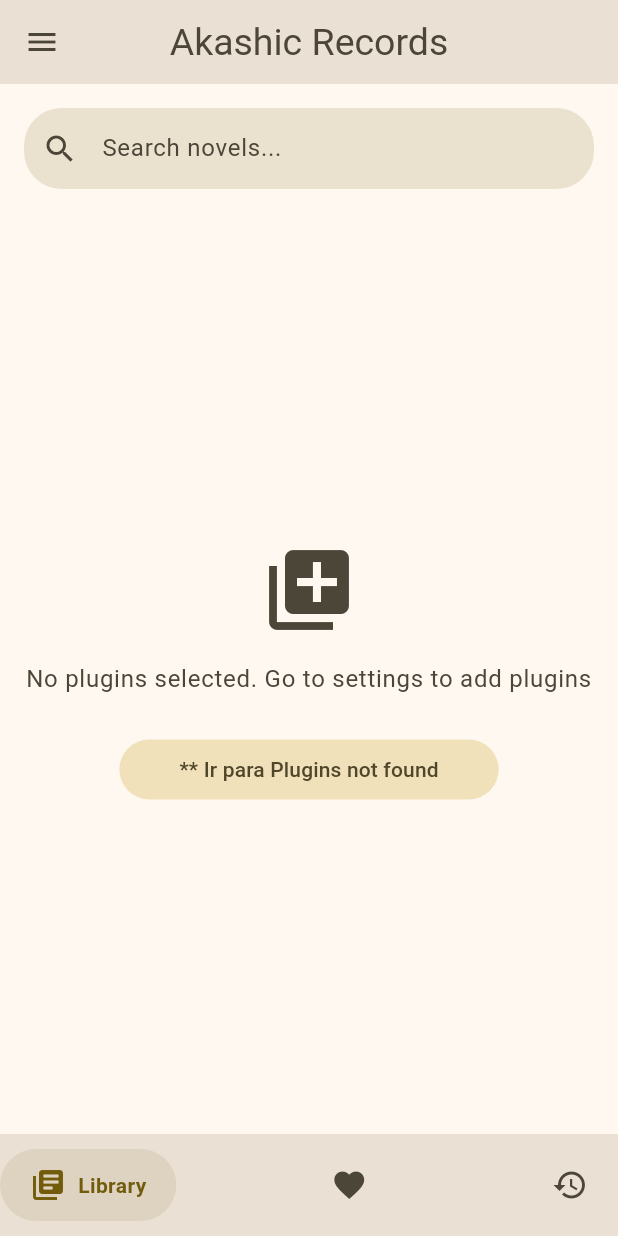
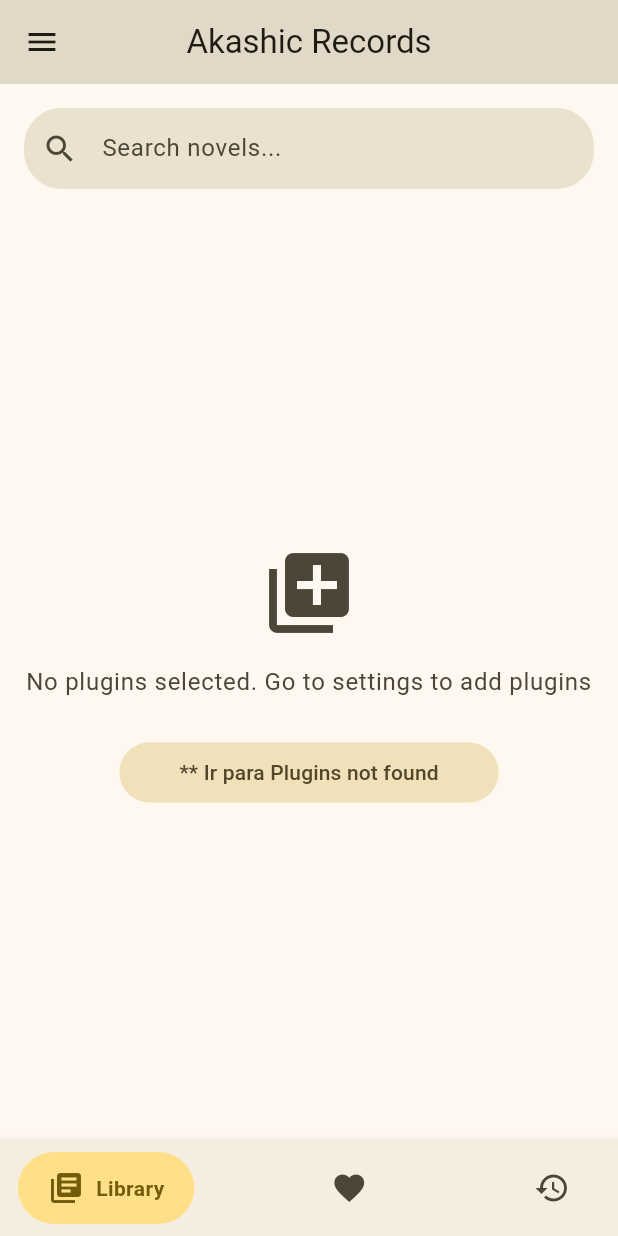
Before and after one commit to Luiz-eduardp/akashic_records, a Flutter app: the HomeScreen screen opened by its route, on a phone screen of 412 x 824 dp. Run offline on Flutter 3.47's test engine with Material 3 defaults, Android fonts, the phone set to English and light mode, and no system bars; drawn by our look-alikes of flutter_advanced_drawer, google_nav_bar; our stand-ins replace cached_network_image, file_picker, flutter_html, flutter_markdown, google_fonts, hive_flutter and 5 more; missing offline and left inert: epubx, flutter_code_editor, highlight; accounts and stored records are empty; network calls fail.

Commit message:
refactor(home_screen): improve UI and theming
- Updated box shadow color
- Improved AppBar styling
- Refined bottom navigation bar
- Used consistent color scheme
- Simplified bottom nav structure

```diff
--- a/lib/screens/home_screen.dart
+++ b/lib/screens/home_screen.dart
@@ -63,10 +63,10 @@ class _HomeScreenState extends State<HomeScreen> with TickerProviderStateMixin {
       animateChildDecoration: true,
       rtlOpening: false,
       disabledGestures: false,
-      childDecoration: const BoxDecoration(
-        borderRadius: BorderRadius.all(Radius.circular(16)),
+      childDecoration: BoxDecoration(
+        borderRadius: const BorderRadius.all(Radius.circular(16)),
         boxShadow: <BoxShadow>[
-          BoxShadow(color: Colors.black12, blurRadius: 5.0),
+          BoxShadow(color: Colors.black.withOpacity(0.1), blurRadius: 5.0),
         ],
       ),
       drawer: AppDrawer(advancedDrawerController: _advancedDrawerController),
@@ -74,16 +74,12 @@ class _HomeScreenState extends State<HomeScreen> with TickerProviderStateMixin {
         appBar: AppBar(
           title: Text(
             'Akashic Records'.translate,
+            style: theme.textTheme.titleLarge?.copyWith(
+              color: theme.colorScheme.onSurface,
+            ),
           ),
           backgroundColor: theme.colorScheme.surfaceContainerHighest,
-          iconTheme: IconThemeData(color: theme.colorScheme.onSurfaceVariant),
-          actionsIconTheme: IconThemeData(
-            color: theme.colorScheme.onSurfaceVariant,
-          ),
-          titleTextStyle: TextStyle(
-            color: theme.colorScheme.onSurfaceVariant,
-            fontSize: 25,
-          ),
+          foregroundColor: theme.colorScheme.onSurface,
           centerTitle: true,
           leading: IconButton(
             onPressed: _handleMenuButtonPressed,
@@ -92,14 +88,15 @@ class _HomeScreenState extends State<HomeScreen> with TickerProviderStateMixin {
               builder: (context, child) {
                 return Icon(
                   _advancedDrawerController.value.visible
-                      ? Icons.clear
+                      ? Icons.close
                       : Icons.menu,
-                  color: theme.colorScheme.onSurfaceVariant,
+                  color: theme.colorScheme.onSurface,
                 );
               },
             ),
           ),
-          actions: [],
+          actions: const [],
+          elevation: 2,
         ),
         body: TabBarView(
           controller: _tabController,
@@ -112,61 +109,53 @@ class _HomeScreenState extends State<HomeScreen> with TickerProviderStateMixin {
   }
 
   Widget _buildBottomNavigationBar(bool isTablet, ThemeData theme) {
-    return isTablet
-        ? Padding(
-          padding: const EdgeInsets.all(16.0),
-          child: Material(
-            elevation: 8.0,
-            borderRadius: BorderRadius.circular(24.0),
-            color: theme.colorScheme.surfaceContainerHighest,
-            child: Container(
-              padding: const EdgeInsets.symmetric(
-                horizontal: 16.0,
-                vertical: 8.0,
-              ),
+    return Material(
+      color: theme.colorScheme.surfaceContainer,
+      elevation: 4,
+      child: SafeArea(
+        child: Padding(
+          padding: const EdgeInsets.symmetric(horizontal: 12.0, vertical: 8),
           child: GNav(
+            rippleColor: theme.colorScheme.primary.withOpacity(0.1),
+            hoverColor: theme.colorScheme.primary.withOpacity(0.1),
             gap: 8,
             activeColor: theme.colorScheme.primary,
             iconSize: 24,
-                padding: const EdgeInsets.symmetric(
-                  horizontal: 20,
-                  vertical: 12,
-                ),
+            padding: const EdgeInsets.symmetric(horizontal: 20, vertical: 12),
             duration: const Duration(milliseconds: 400),
-                tabBackgroundColor: theme.colorScheme.primary.withOpacity(0.1),
+            tabBackgroundColor: theme.colorScheme.primaryContainer,
             color: theme.colorScheme.onSurfaceVariant,
             tabs: [
               GButton(
                 icon: Icons.library_books,
                 text: 'Biblioteca'.translate,
+                backgroundColor:
+                    _selectedIndex == 0
+                        ? theme.colorScheme.primaryContainer
+                        : null,
               ),
-                  GButton(icon: Icons.favorite, text: 'Favoritos'.translate),
-                  GButton(icon: Icons.history, text: 'Histórico'.translate),
+              GButton(
+                icon: Icons.favorite,
+                text: 'Favoritos'.translate,
+                backgroundColor:
+                    _selectedIndex == 1
+                        ? theme.colorScheme.primaryContainer
+                        : null,
+              ),
+              GButton(
+                icon: Icons.history,
+                text: 'Histórico'.translate,
+                backgroundColor:
+                    _selectedIndex == 2
+                        ? theme.colorScheme.primaryContainer
+                        : null,
+              ),
             ],
             selectedIndex: _selectedIndex,
             onTabChange: _onItemTapped,
+            curve: Curves.easeOutExpo,
           ),
         ),
-          ),
-        )
-        : Container(
-          color: theme.colorScheme.surfaceContainerHighest,
-          padding: const EdgeInsets.symmetric(horizontal: 0, vertical: 10),
-          child: GNav(
-            gap: 8,
-            activeColor: theme.colorScheme.primary,
-            iconSize: 24,
-            padding: const EdgeInsets.symmetric(horizontal: 20, vertical: 12),
-            duration: const Duration(milliseconds: 400),
-            tabBackgroundColor: theme.colorScheme.primary.withOpacity(0.1),
-            color: theme.colorScheme.onSurfaceVariant,
-            tabs: [
-              GButton(icon: Icons.library_books, text: 'Biblioteca'.translate),
-              GButton(icon: Icons.favorite, text: 'Favoritos'.translate),
-              GButton(icon: Icons.history, text: 'Histórico'.translate),
-            ],
-            selectedIndex: _selectedIndex,
-            onTabChange: _onItemTapped,
       ),
     );
   }
```
Lines whose indentation alone changed are shown as unchanged.
